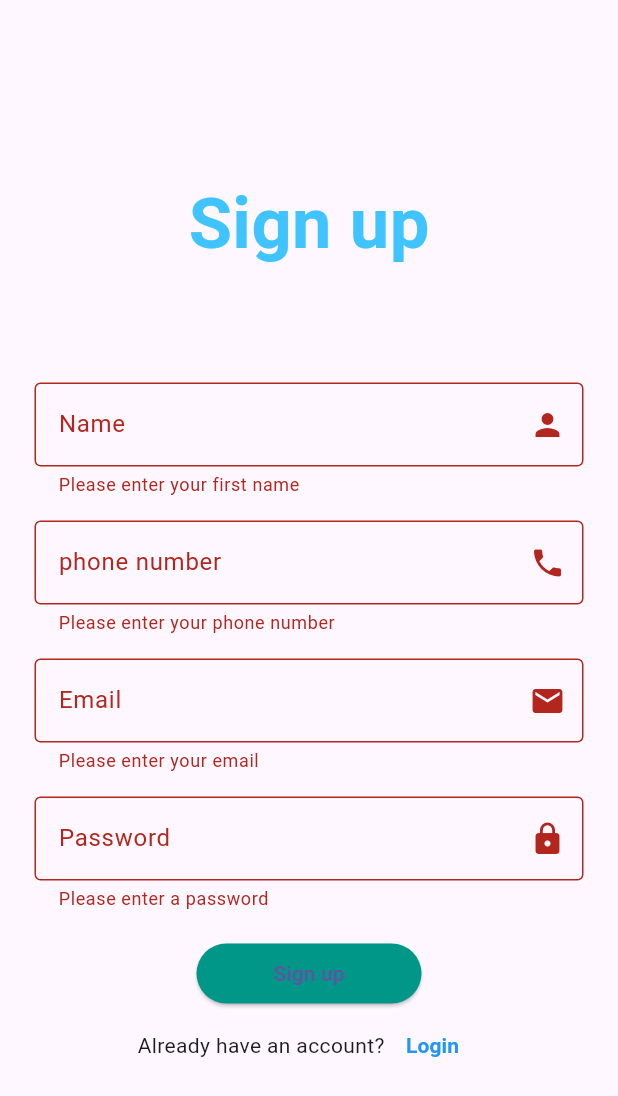
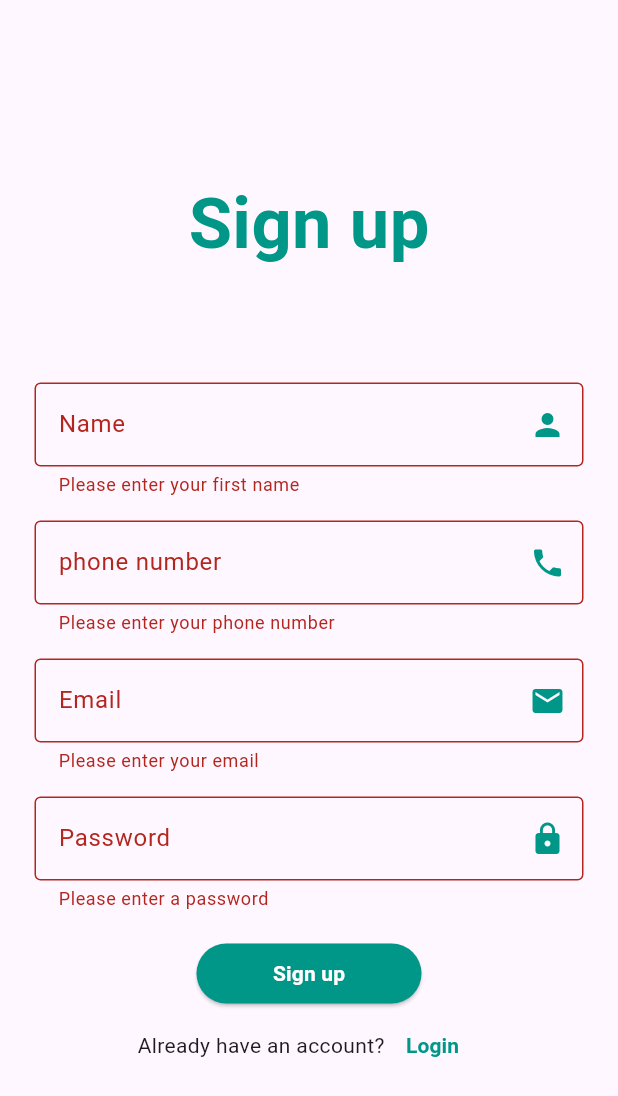
Before and after one commit to MostafaRadian/shoppify, a Flutter app: the SignUp screen opened directly, after a tap on "Sign up", on a phone screen of 412 x 824 dp. Shown: the top 1096 px of the screen. Run offline on Flutter 3.47's test engine with Material 3 defaults, Android fonts, the phone set to English and light mode, and no system bars; our stand-ins replace dio; accounts and stored records are empty; network calls fail.

Commit message:
Minor improvements and bug fixes

```diff
--- a/lib/models/cart_model.dart
+++ b/lib/models/cart_model.dart
@@ -23,7 +23,7 @@ class CartModel {
       return CartItemModel(
         id: item["id"],
         name: item["name"],
-        image: item["image"],
+        image: item["imagePath"],
         price: item["price"],
       );
     }).toList();
--- a/lib/models/product_model.dart
+++ b/lib/models/product_model.dart
@@ -27,7 +27,7 @@ class Products {
         name: product['name'],
         price: product['price'],
         description: product['description'],
-        image: product['image'],
+        image: product['imagePath'],
         id: product['id'],
       );
     }).toList();
--- a/lib/models/user_model.dart
+++ b/lib/models/user_model.dart
@@ -7,7 +7,7 @@ class UserModel {
   factory UserModel.fromJson({required Map<String, dynamic> json}) {
     return UserModel(
       message: json['message'],
-      customerId: json['customerId'],
+      customerId: json['userId'],
     );
   }
 }
--- a/lib/providers/auth_provider.dart
+++ b/lib/providers/auth_provider.dart
@@ -12,7 +12,7 @@ class AuthProvider extends ChangeNotifier {
     user = await AuthService.login(email: email, password: password);
     isLoading = false;
     notifyListeners();
-    return user != null ? true : false;
+    return user != null && user?.customerId != -1 ? true : false;
   }
 
   Future<bool> register({
@@ -31,6 +31,6 @@ class AuthProvider extends ChangeNotifier {
     );
     isLoading = false;
     notifyListeners();
-    return user != null ? true : false;
+    return user != null && user?.customerId != -1 ? true : false;
   }
 }
--- a/lib/screens/home_page.dart
+++ b/lib/screens/home_page.dart
@@ -32,6 +32,7 @@ class HomePage extends StatelessWidget {
           builder: (context, value, child) {
             final products = value.model?.products;
             if (products == null) {
+              value.getProducts();
               return Center(child: RefreshProgressIndicator());
             } else {
               return Padding(
--- a/lib/screens/sign_up.dart
+++ b/lib/screens/sign_up.dart
@@ -30,7 +30,7 @@ class SignUp extends StatelessWidget {
                   style: TextStyle(
                     fontSize: 47,
                     fontWeight: FontWeight.bold,
-                    color: Colors.lightBlueAccent,
+                    color: Colors.teal,
                   ),
                 ),
               ),
@@ -111,7 +111,8 @@ class SignUp extends StatelessWidget {
                       if (success) {
                         ScaffoldMessenger.of(context).showSnackBar(
                           const SnackBar(
-                            content: Text('Signup Successful'),
+                            duration: Duration(seconds: 2),
+                            content: Center(child: Text('Signup Successful')),
                             backgroundColor: Colors.green,
                           ),
                         );
@@ -124,7 +125,8 @@ class SignUp extends StatelessWidget {
                       } else {
                         ScaffoldMessenger.of(context).showSnackBar(
                           const SnackBar(
-                            content: Text('Invalid email or password'),
+                            duration: Duration(seconds: 2),
+                            content: Center(child: Text('Invalid email or password')),
                             backgroundColor: Colors.red,
                           ),
                         );
@@ -134,7 +136,13 @@ class SignUp extends StatelessWidget {
                   child: Consumer<AuthProvider>(
                     builder: (context, value, child) => value.isLoading
                         ? CircularProgressIndicator()
-                        : const Text("Sign up"),
+                        : const Text(
+                            "Sign up",
+                            style: TextStyle(
+                              color: Colors.white,
+                              fontWeight: FontWeight.bold,
+                            ),
+                          ),
                   ),
                 ),
               ),
@@ -150,7 +158,7 @@ class SignUp extends StatelessWidget {
                     child: const Text(
                       "Login",
                       style: TextStyle(
-                        color: Colors.blue,
+                        color: Colors.teal,
                         fontWeight: FontWeight.bold,
                       ),
                     ),
--- a/lib/services/auth_service.dart
+++ b/lib/services/auth_service.dart
@@ -10,7 +10,7 @@ class AuthService {
   }) async {
     try {
       Response response = await dio.post(
-        "https://ecommerceflutter.runasp.net/api/Customer/login",
+        "https://ecommerceflutter2.runasp.net/api/Customer/login",
         data: {"email": email, "password": password},
       );
       return UserModel.fromJson(json: response.data);
@@ -29,7 +29,7 @@ class AuthService {
   }) async {
     try {
       Response response = await dio.post(
-        "https://ecommerceflutter.runasp.net/api/Customer/signup",
+        "https://ecommerceflutter2.runasp.net/api/Customer/signup",
         data: {
           "email": email,
           "password": password,
--- a/lib/services/cart_service.dart
+++ b/lib/services/cart_service.dart
@@ -41,7 +41,7 @@ class CartService {
   }) async {
     try {
       Response response = await dio.delete(
-        "https://ecommerceflutter.runasp.net/api/Cart/$userId/remove-product",
+        "https://ecommerceflutter2.runasp.net/api/Cart/$userId/remove-product",
         data: {"productId": productId},
       );
       return response.data["message"];
--- a/lib/services/product_service.dart
+++ b/lib/services/product_service.dart
@@ -6,7 +6,7 @@ class ProductsService {
   static Dio dio = Dio();
   static Future<Products> getAllProducts() async {
     try {
-      Response response = await dio.get('https://fakestoreapi.com/products');
+      Response response = await dio.get('https://ecommerceflutter2.runasp.net/api/Product/all');
       return Products.fromJson(json: response.data);
     } on DioException catch (dioError) {
       throw Exception(dioError.message);
--- a/lib/widgets/custom_text_field.dart
+++ b/lib/widgets/custom_text_field.dart
@@ -29,7 +29,7 @@ class CustomTextField extends StatelessWidget {
         decoration: InputDecoration(
           labelText: labelText,
           border: const OutlineInputBorder(),
-          suffixIcon: Icon(icon),
+          suffixIcon: Icon(icon, color: Colors.teal),
         ),
       ),
     );
```
Also changed, not shown: lib/main.dart (+10 -3 lines), lib/screens/login.dart (+59 -30 lines).
